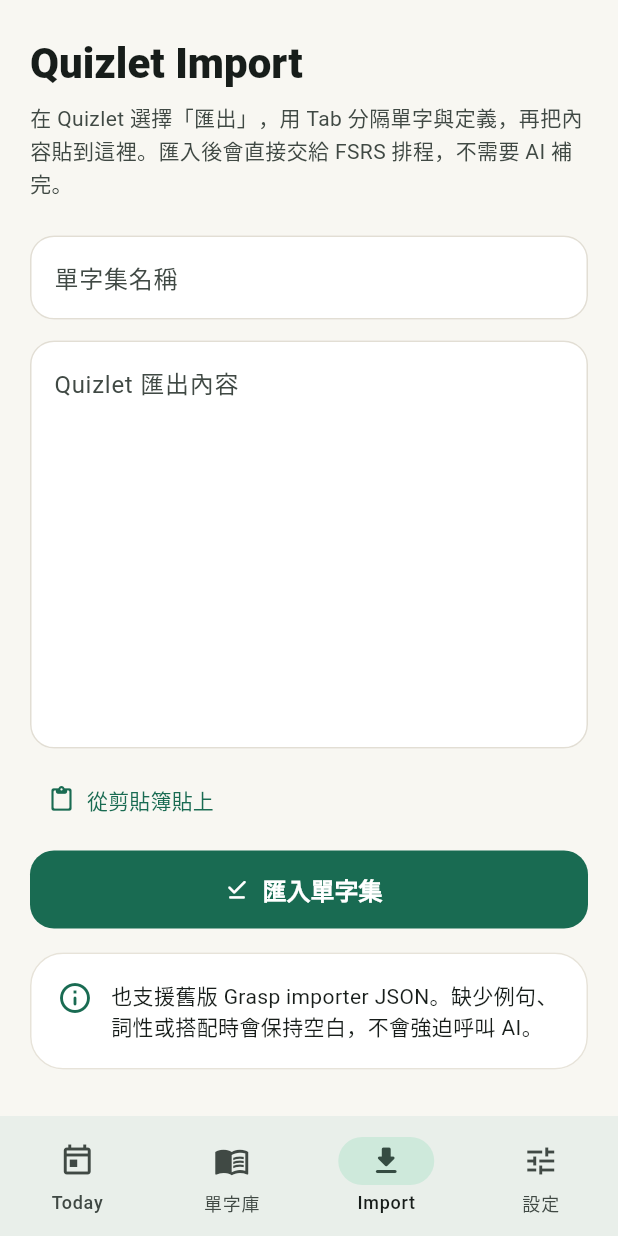
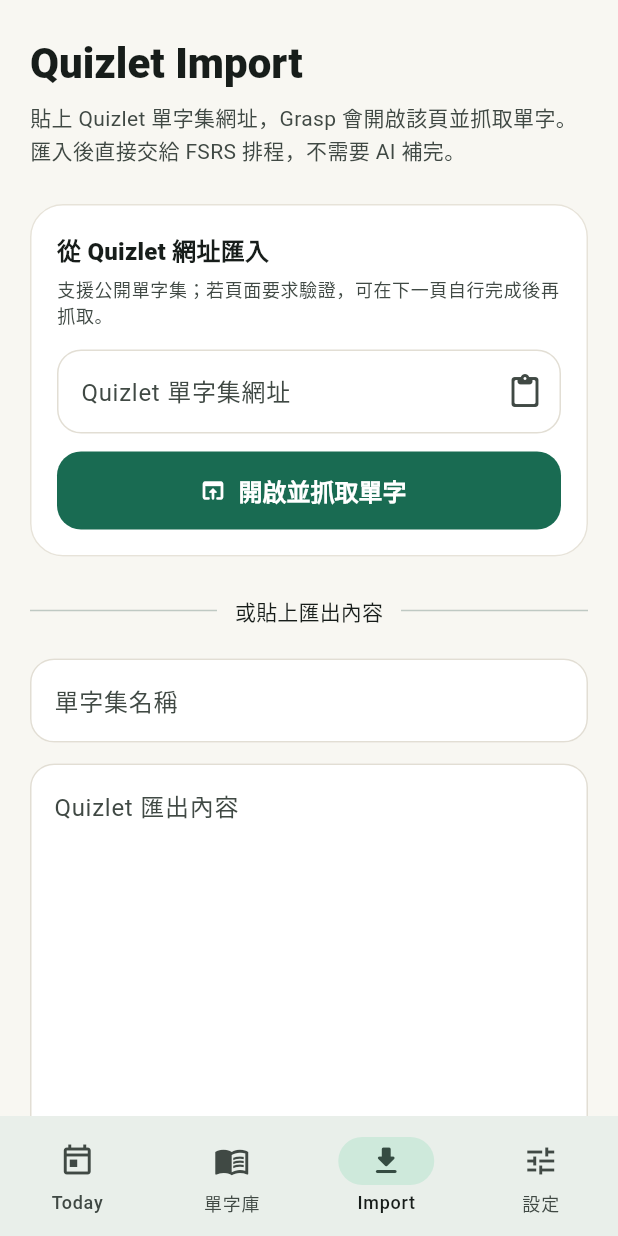
Before and after one commit to rayray0812/grasp, a Flutter app: the AppShell screen opened directly with empty values, item 3 of the bottom bar chosen, on a phone screen of 412 x 824 dp. Run offline on Flutter 3.47's test engine with Material 3 defaults, Android fonts, the phone set to English and light mode, and no system bars; our stand-ins replace flutter_secure_storage, hive_flutter, webview_flutter; missing offline and left inert: fsrs; accounts and stored records are empty.

Commit message:
Restore Quizlet URL import

```diff
--- a/lib/src/ai/ai_byok.dart
+++ b/lib/src/ai/ai_byok.dart
@@ -59,7 +59,9 @@
 /// creating server-side response state for these one-shot vocabulary helpers.
 class OpenAiByokClient implements AiEnhancementClient {
   OpenAiByokClient({required AiSecretStore secrets, http.Client? httpClient})
-    : _secrets = secrets,
+    : // Keep the public constructor label concise while storing it privately.
+      // ignore: prefer_initializing_formals
+      _secrets = secrets,
       _http = httpClient ?? http.Client();
 
   final AiSecretStore _secrets;
--- a/lib/src/app/app_controller.dart
+++ b/lib/src/app/app_controller.dart
@@ -57,7 +57,9 @@
     ReviewEngine? reviewEngine,
     QuizletImporter? importer,
     DateTime Function()? clock,
-  }) : _repository = repository,
+  }) : // Repository is intentionally private; callers use a clear public label.
+       // ignore: prefer_initializing_formals
+       _repository = repository,
        _scheduler = scheduler ?? FsrsScheduler(),
        _reviewEngine = reviewEngine ?? const ReviewEngine(),
        _importer = importer ?? const QuizletImporter(),
@@ -328,8 +330,14 @@
   Future<int> importQuizlet({
     required String raw,
     required String title,
+    String sourceUrl = '',
   }) async {
-    final result = _importer.parse(raw: raw, title: title, now: _clock());
+    final result = _importer.parse(
+      raw: raw,
+      title: title,
+      sourceUrl: sourceUrl,
+      now: _clock(),
+    );
     await _repository.importDeck(result.deck, result.entries);
     await refresh();
     return result.entries.length;
--- a/lib/src/import/quizlet_importer.dart
+++ b/lib/src/import/quizlet_importer.dart
@@ -17,6 +17,7 @@
   QuizletImportResult parse({
     required String raw,
     required String title,
+    String sourceUrl = '',
     DateTime? now,
   }) {
     final cleanTitle = title.trim();
@@ -72,7 +73,9 @@
       deck: Deck(
         id: deckId,
         title: cleanTitle,
-        description: 'Quizlet 匯入 · ${entries.length} 個單字',
+        description: sourceUrl.trim().isEmpty
+            ? 'Quizlet 匯入 · ${entries.length} 個單字'
+            : 'Quizlet 匯入 · ${entries.length} 個單字\n${sourceUrl.trim()}',
         vocabularyIds: entries.map((entry) => entry.id).toList(growable: false),
         source: DeckSource.quizlet,
         createdAt: timestamp,
--- a/lib/src/ui/import_screen.dart
+++ b/lib/src/ui/import_screen.dart
@@ -1,7 +1,10 @@
+import 'package:flutter/foundation.dart';
 import 'package:flutter/material.dart';
 import 'package:flutter/services.dart';
 
 import '../app/app_controller.dart';
+import '../import/quizlet_web_import.dart';
+import 'quizlet_web_import_screen.dart';
 
 class ImportScreen extends StatefulWidget {
   const ImportScreen({super.key, required this.controller});
@@ -12,12 +15,20 @@
 }
 
 class _ImportScreenState extends State<ImportScreen> {
+  final urlController = TextEditingController();
   final titleController = TextEditingController();
   final contentController = TextEditingController();
   bool importing = false;
+  bool urlImporting = false;
+
+  bool get supportsWebView =>
+      !kIsWeb &&
+      (defaultTargetPlatform == TargetPlatform.android ||
+          defaultTargetPlatform == TargetPlatform.iOS);
 
   @override
   void dispose() {
+    urlController.dispose();
     titleController.dispose();
     contentController.dispose();
     super.dispose();
@@ -35,13 +46,83 @@
       ),
       const SizedBox(height: 8),
       Text(
-        '在 Quizlet 選擇「匯出」，用 Tab 分隔單字與定義，再把內容貼到這裡。匯入後會直接交給 FSRS 排程，不需要 AI 補完。',
+        '貼上 Quizlet 單字集網址，Grasp 會開啟該頁並抓取單字。匯入後直接交給 FSRS 排程，不需要 AI 補完。',
         style: TextStyle(
           color: Theme.of(context).colorScheme.onSurfaceVariant,
           height: 1.5,
         ),
       ),
       const SizedBox(height: 24),
+      Card(
+        child: Padding(
+          padding: const EdgeInsets.all(18),
+          child: Column(
+            crossAxisAlignment: CrossAxisAlignment.stretch,
+            children: [
+              Text(
+                '從 Quizlet 網址匯入',
+                style: Theme.of(
+                  context,
+                ).textTheme.titleMedium?.copyWith(fontWeight: FontWeight.w800),
+              ),
+              const SizedBox(height: 6),
+              Text(
+                supportsWebView
+                    ? '支援公開單字集；若頁面要求驗證，可在下一頁自行完成後再抓取。'
+                    : '網址抓取目前支援 Android、iPhone 與 iPad App；此平台仍可使用下方文字匯入。',
+                style: Theme.of(context).textTheme.bodySmall?.copyWith(
+                  color: Theme.of(context).colorScheme.onSurfaceVariant,
+                  height: 1.4,
+                ),
+              ),
+              const SizedBox(height: 14),
+              TextField(
+                controller: urlController,
+                enabled: !urlImporting,
+                keyboardType: TextInputType.url,
+                textInputAction: TextInputAction.go,
+                autocorrect: false,
+                decoration: InputDecoration(
+                  labelText: 'Quizlet 單字集網址',
+                  hintText: 'https://quizlet.com/123456789/...',
+                  suffixIcon: IconButton(
+                    onPressed: urlImporting ? null : _pasteUrl,
+                    tooltip: '從剪貼簿貼上',
+                    icon: const Icon(Icons.content_paste_rounded),
+                  ),
+                ),
+                onSubmitted: (_) => _openUrlImporter(),
+              ),
+              const SizedBox(height: 12),
+              FilledButton.icon(
+                onPressed: urlImporting ? null : _openUrlImporter,
+                icon: urlImporting
+                    ? const SizedBox.square(
+                        dimension: 18,
+                        child: CircularProgressIndicator(strokeWidth: 2),
+                      )
+                    : const Icon(Icons.open_in_browser_rounded),
+                label: const Text('開啟並抓取單字'),
+              ),
+            ],
+          ),
+        ),
+      ),
+      const SizedBox(height: 26),
+      Row(
+        children: [
+          const Expanded(child: Divider()),
+          Padding(
+            padding: const EdgeInsets.symmetric(horizontal: 12),
+            child: Text(
+              '或貼上匯出內容',
+              style: Theme.of(context).textTheme.labelLarge,
+            ),
+          ),
+          const Expanded(child: Divider()),
+        ],
+      ),
+      const SizedBox(height: 22),
       TextField(
         controller: titleController,
         decoration: const InputDecoration(
@@ -109,6 +190,50 @@
     ],
   );
 
+  Future<void> _pasteUrl() async {
+    final data = await Clipboard.getData(Clipboard.kTextPlain);
+    if (!mounted || data?.text == null) return;
+    urlController.text = data!.text!.trim();
+  }
+
+  Future<void> _openUrlImporter() async {
+    if (urlImporting) return;
+    Uri uri;
+    try {
+      uri = QuizletSetUrl.parse(urlController.text);
+    } on FormatException catch (exception) {
+      _showMessage(exception.message.toString());
+      return;
+    }
+    if (!supportsWebView) {
+      _showMessage('網址抓取目前支援 Android、iPhone 與 iPad App。');
+      return;
+    }
+
+    setState(() => urlImporting = true);
+    try {
+      final capture = await Navigator.of(context).push<QuizletWebCapture>(
+        MaterialPageRoute(
+          builder: (_) => QuizletWebImportScreen(initialUrl: uri),
+        ),
+      );
+      if (capture == null) return;
+      final count = await widget.controller.importQuizlet(
+        raw: capture.toImporterJson(),
+        title: capture.title,
+        sourceUrl: capture.sourceUrl,
+      );
+      if (!mounted) return;
+      urlController.clear();
+      _showMessage('已從 Quizlet 匯入 $count 個單字，並啟用這個單字集。');
+    } on FormatException catch (exception) {
+      if (!mounted) return;
+      _showMessage(exception.message.toString());
+    } finally {
+      if (mounted) setState(() => urlImporting = false);
+    }
+  }
+
   Future<void> _import() async {
     setState(() => importing = true);
     try {
@@ -117,18 +242,21 @@
         title: titleController.text,
       );
       if (!mounted) return;
-      ScaffoldMessenger.of(
-        context,
-      ).showSnackBar(SnackBar(content: Text('已匯入 $count 個單字，並啟用這個單字集。')));
+      _showMessage('已匯入 $count 個單字，並啟用這個單字集。');
       titleController.clear();
       contentController.clear();
     } on FormatException catch (error) {
       if (!mounted) return;
-      ScaffoldMessenger.of(
-        context,
-      ).showSnackBar(SnackBar(content: Text(error.message.toString())));
+      _showMessage(error.message.toString());
     } finally {
       if (mounted) setState(() => importing = false);
     }
   }
+
+  void _showMessage(String message) {
+    if (!mounted) return;
+    ScaffoldMessenger.of(
+      context,
+    ).showSnackBar(SnackBar(content: Text(message)));
+  }
 }
--- a/pubspec.yaml
+++ b/pubspec.yaml
@@ -4,7 +4,7 @@
 version: 2.0.0+1
 
 environment:
-  sdk: ^3.8.1
+  sdk: ^3.12.0
 
 dependencies:
   flutter:
@@ -21,6 +21,9 @@
   # Optional BYOK AI adapter
   http: ^1.2.2
 
+  # User-visible Quizlet set import on Android and iOS
+  webview_flutter: ^4.14.1
+
 dev_dependencies:
   flutter_test:
     sdk: flutter
```
Also changed, not shown: lib/src/import/quizlet_web_import.dart (added, +263 -0 lines), lib/src/ui/quizlet_web_import_screen.dart (added, +260 -0 lines), pubspec.lock, 5 other files.
